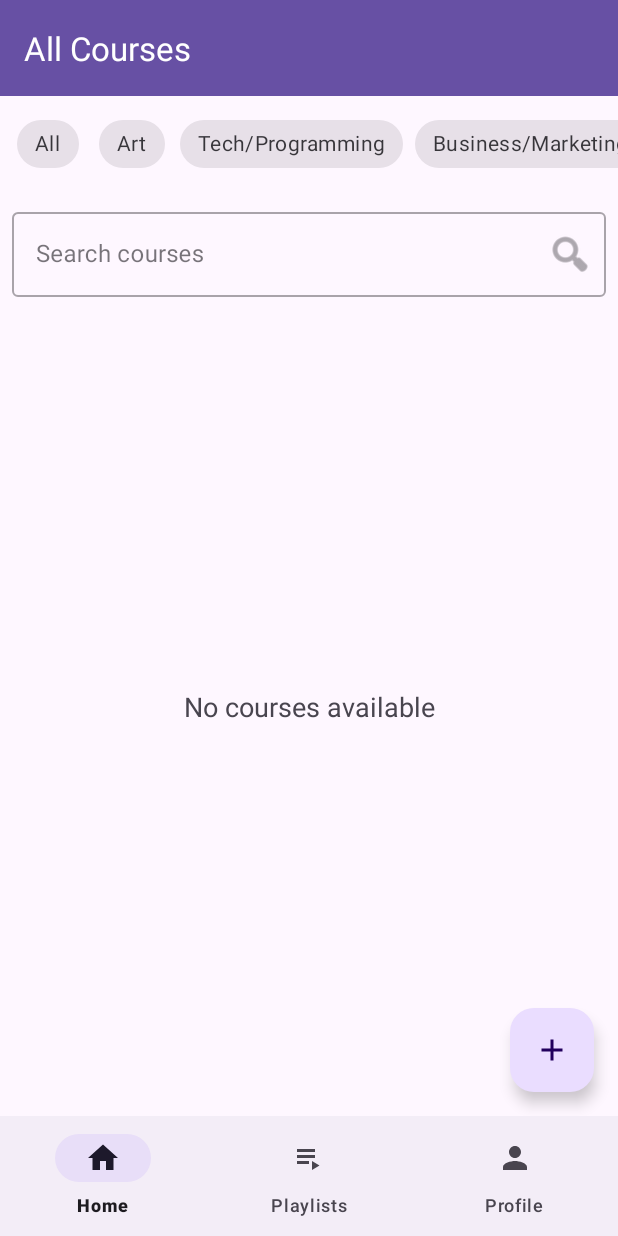
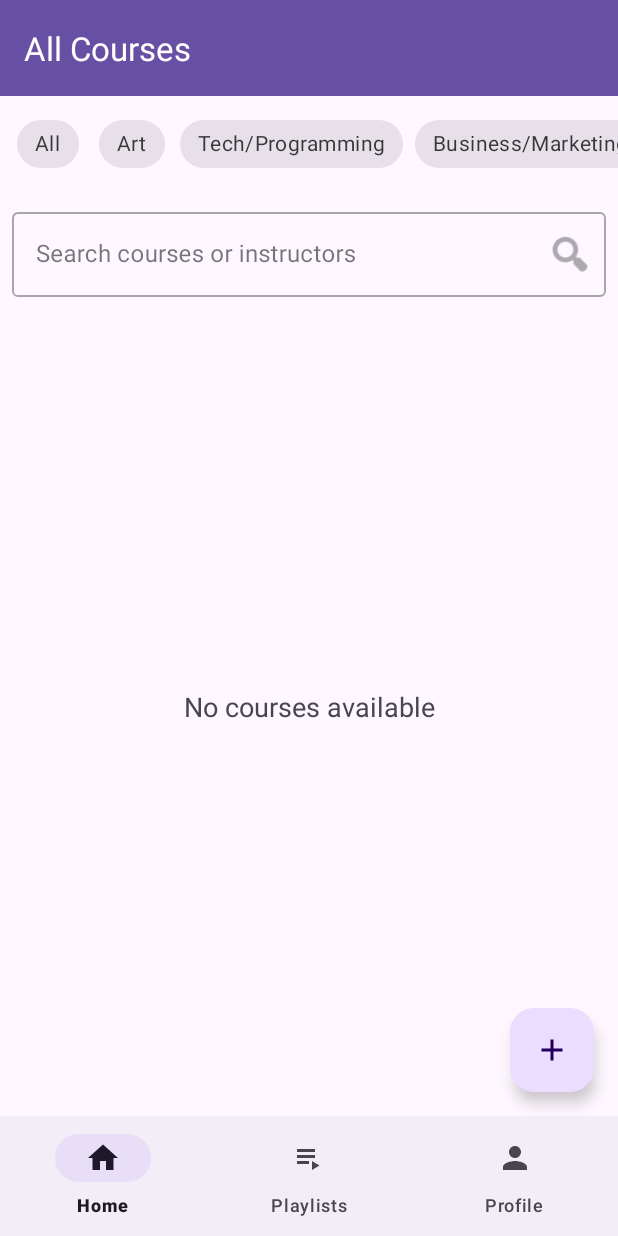
Before and after one commit to Tomzlee/CourseSharingApp, an Android app: the HomeFragment screen opened directly, with no data from a screen before it, after a tap on "All", on a phone screen of 412 x 824 dp. Run offline under Robolectric (Android 15) with nearby library versions, the phone set to English and light mode, and no system bars; our stand-ins replace Firebase (no records; nobody signed in at launch, a user with empty details on screens opened directly), navigation-ui.

Commit message:
Added seach by uploader username feature to Home

```diff
--- a/app/src/main/res/layout/fragment_home.xml
+++ b/app/src/main/res/layout/fragment_home.xml
@@ -94,7 +94,7 @@
         android:layout_width="match_parent"
         android:layout_height="wrap_content"
         android:layout_margin="8dp"
-        android:hint="Search courses"
+        android:hint="Search courses or instructors"
         app:endIconDrawable="@android:drawable/ic_menu_search"
         app:endIconMode="custom"
         app:layout_constraintTop_toBottomOf="@id/category_scroll_view">
```
Also changed, not shown: app/src/main/java/com/example/coursesharingapp/repository/CourseRepository.java (+8 -3 lines), app/src/main/java/com/example/coursesharingapp/ui/home/HomeFragment.java (+4 -4 lines).
